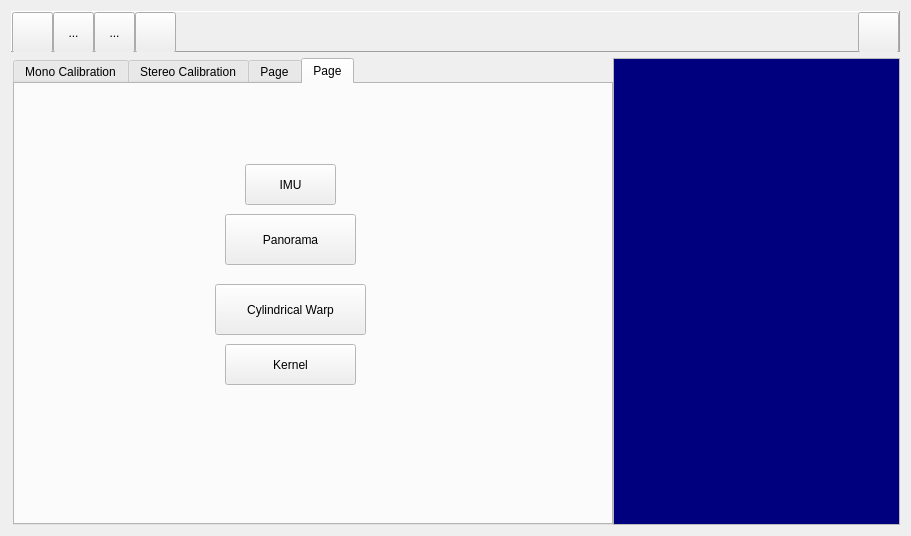
This is Calibration/mainframe.ui in jjun-ho/2023-Capstone-Design as Qt 5 draws it before an edit. The edited form follows.
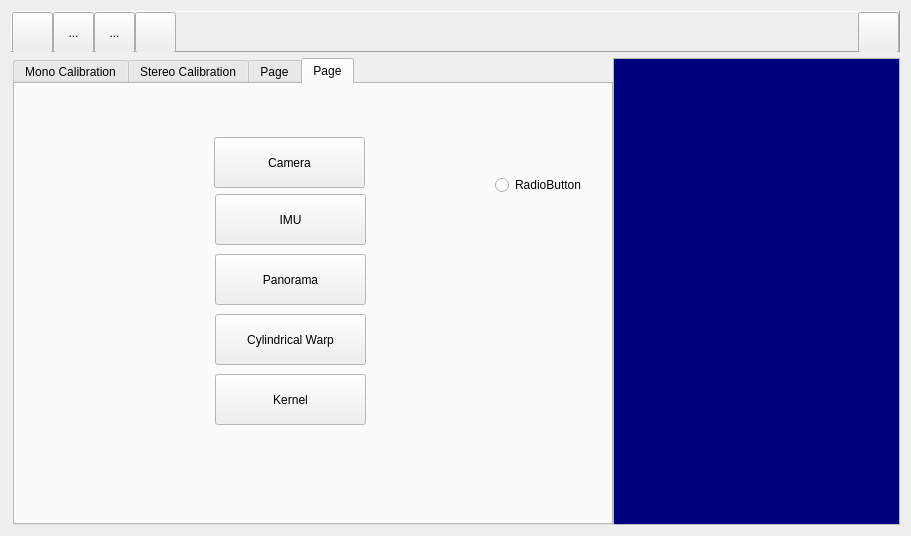
This is the edited form. Icons and pictures are not drawn.

```diff
--- a/Calibration/mainframe.ui
+++ b/Calibration/mainframe.ui
@@ -1544,19 +1544,6 @@
           <string>RT Product</string>
          </property>
         </widget>
-        <widget class="QPushButton" name="CameraBtn">
-         <property name="geometry">
-          <rect>
-           <x>180</x>
-           <y>60</y>
-           <width>191</width>
-           <height>51</height>
-          </rect>
-         </property>
-         <property name="text">
-          <string>Camera</string>
-         </property>
-        </widget>
         <widget class="QPushButton" name="Checker_Corner">
          <property name="geometry">
           <rect>
@@ -1578,9 +1565,9 @@
         <widget class="QPushButton" name="pushPanorama">
          <property name="geometry">
           <rect>
-           <x>210</x>
-           <y>130</y>
-           <width>131</width>
+           <x>200</x>
+           <y>170</y>
+           <width>151</width>
            <height>51</height>
           </rect>
          </property>
@@ -1592,7 +1579,7 @@
          <property name="geometry">
           <rect>
            <x>200</x>
-           <y>200</y>
+           <y>230</y>
            <width>151</width>
            <height>51</height>
           </rect>
@@ -1604,10 +1591,10 @@
         <widget class="QPushButton" name="IMUButton">
          <property name="geometry">
           <rect>
-           <x>230</x>
-           <y>80</y>
-           <width>91</width>
-           <height>41</height>
+           <x>200</x>
+           <y>110</y>
+           <width>151</width>
+           <height>51</height>
           </rect>
          </property>
          <property name="text">
@@ -1617,14 +1604,46 @@
         <widget class="QPushButton" name="KernelButton">
          <property name="geometry">
           <rect>
-           <x>210</x>
-           <y>260</y>
-           <width>131</width>
-           <height>41</height>
+           <x>200</x>
+           <y>290</y>
+           <width>151</width>
+           <height>51</height>
           </rect>
          </property>
          <property name="text">
           <string>Kernel</string>
+         </property>
+         <property name="autoExclusive">
+          <bool>true</bool>
+         </property>
+        </widget>
+        <widget class="QPushButton" name="CameraBtn">
+         <property name="geometry">
+          <rect>
+           <x>199</x>
+           <y>53</y>
+           <width>151</width>
+           <height>51</height>
+          </rect>
+         </property>
+         <property name="text">
+          <string>Camera</string>
+         </property>
+         <property name="autoExclusive">
+          <bool>true</bool>
+         </property>
+        </widget>
+        <widget class="QRadioButton" name="radioButton">
+         <property name="geometry">
+          <rect>
+           <x>480</x>
+           <y>90</y>
+           <width>91</width>
+           <height>22</height>
+          </rect>
+         </property>
+         <property name="text">
+          <string>RadioButton</string>
          </property>
         </widget>
        </widget>
```
Left out of the diff: 3 changed lines with no effect on the pictures.
